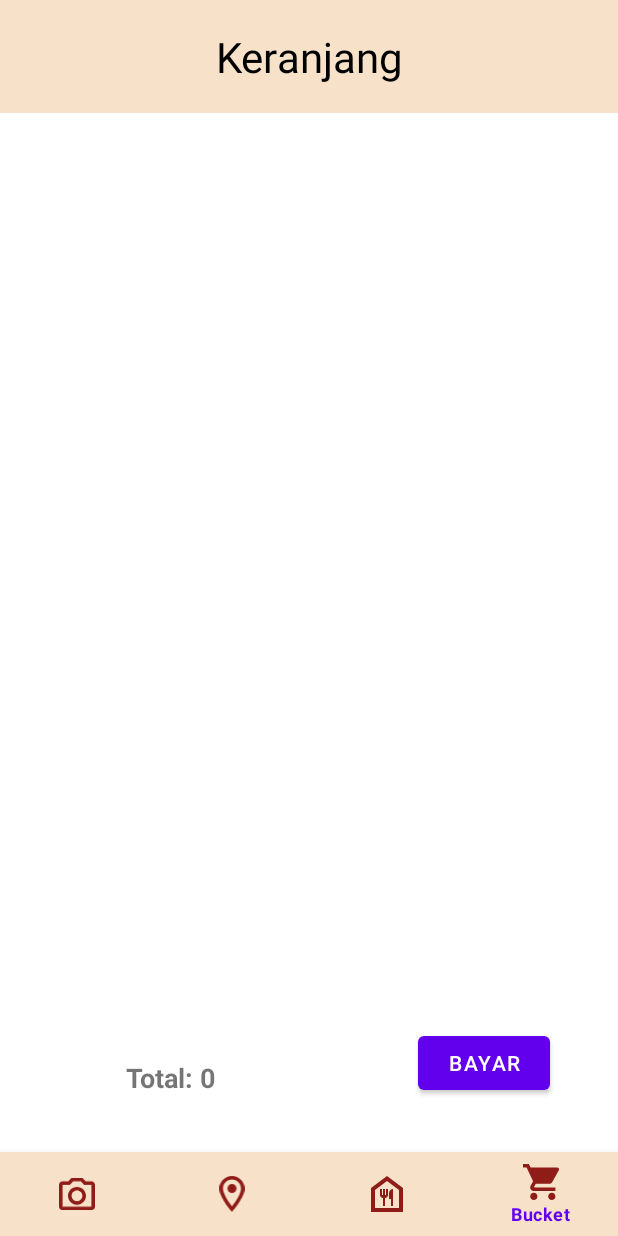
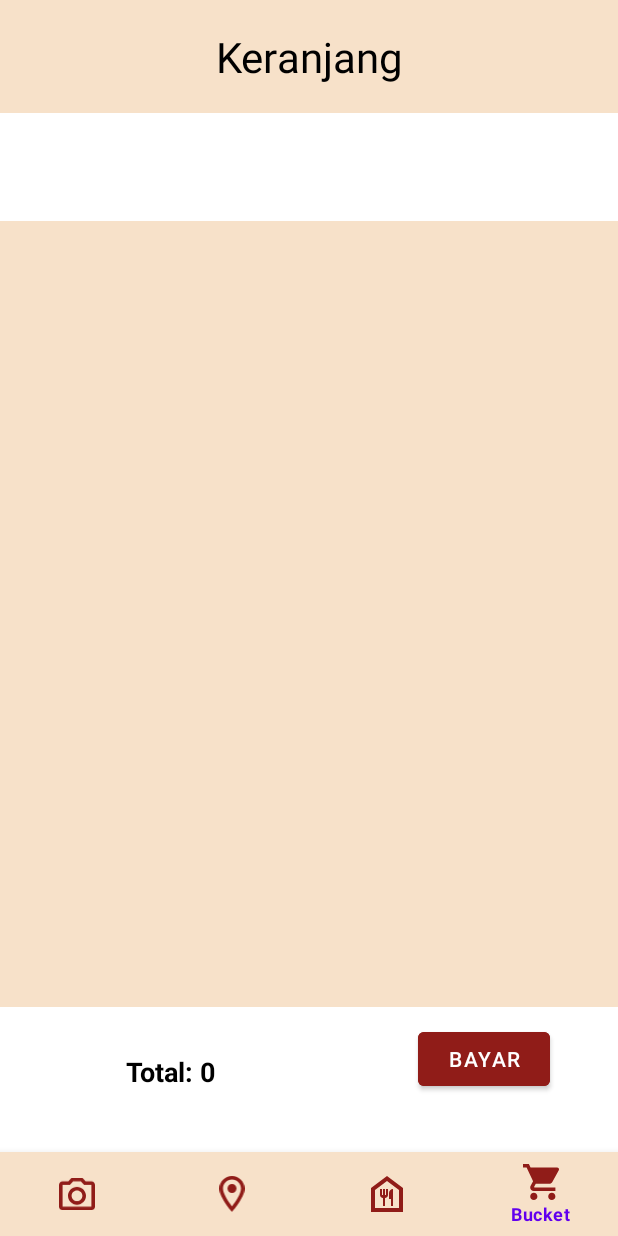
Before and after one commit to ZianTsabit/if3210-2023-android-mlk, an Android app: the screen it shows after launch (MainActivity), item 4 of the bottom bar chosen, on a phone screen of 412 x 824 dp. Run offline under Robolectric (Android 15) with nearby library versions, the phone set to English and light mode, and no system bars; our stand-ins replace Room's generated code.

Commit message:
finalize payment and bucket feature

```diff
--- a/app/src/main/java/com/example/malika/CameraFragment.kt
+++ b/app/src/main/java/com/example/malika/CameraFragment.kt
@@ -9,9 +9,7 @@ import androidx.fragment.app.Fragment
 import android.view.LayoutInflater
 import android.view.View
 import android.view.ViewGroup
-import android.widget.Button
 import android.widget.ImageView
-import android.widget.TextView
 import android.widget.Toast
 import androidx.core.app.ActivityCompat
 import androidx.core.content.ContextCompat
--- a/app/src/main/java/com/example/malika/api/RetrofitInstance.kt
+++ b/app/src/main/java/com/example/malika/api/RetrofitInstance.kt
@@ -8,7 +8,7 @@ object RetrofitInstance {
 
     private val retrofit by lazy {
         Retrofit.Builder()
-            .baseUrl("http://10.5.109.185:3000/")
+            .baseUrl("http://192.168.18.30:3000/")
             .addConverterFactory(GsonConverterFactory.create())
             .build()
     }
--- a/app/src/main/res/layout/fragment_bucket.xml
+++ b/app/src/main/res/layout/fragment_bucket.xml
@@ -13,9 +13,9 @@
         android:id="@+id/cartView"
         android:layout_width="415dp"
         android:layout_height="524dp"
-        android:layout_marginTop="76dp"
+        android:layout_marginTop="72dp"
+        android:background="@color/F7E1C9"
         app:layout_constraintEnd_toEndOf="parent"
-        app:layout_constraintHorizontal_bias="0.555"
         app:layout_constraintStart_toStartOf="parent"
         app:layout_constraintTop_toTopOf="parent" />
 
@@ -24,6 +24,7 @@
         android:layout_width="wrap_content"
         android:layout_height="wrap_content"
         android:text="Bayar"
+        android:backgroundTint="@color/maroon_red"
         app:layout_constraintBottom_toBottomOf="parent"
         app:layout_constraintEnd_toEndOf="parent"
         app:layout_constraintHorizontal_bias="0.86"
@@ -37,6 +38,7 @@
         android:layout_height="wrap_content"
         android:layout_marginTop="27dp"
         android:text="Total: 0"
+        android:textColor="@color/black"
         android:textSize="18sp"
         android:textStyle="bold"
         app:layout_constraintBottom_toBottomOf="parent"
```
Also changed, not shown: app/src/main/java/com/example/malika/CodeScannerActivity.kt (+18 -14 lines), app/src/main/res/layout/activity_code_scanner.xml (+4 -4 lines).
